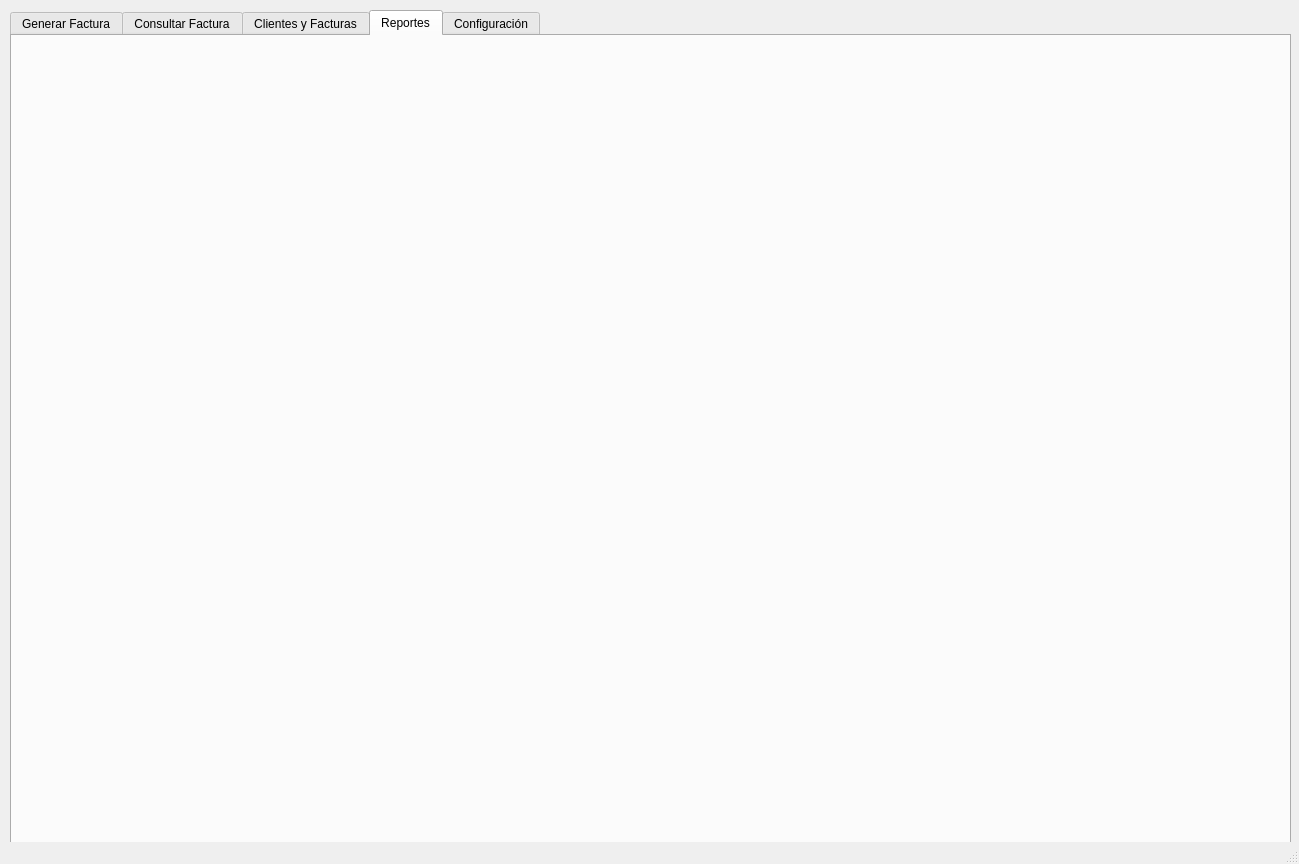
First picture: the form in system_ui.ui, repository Bridamo98/invoicing, before the edit.
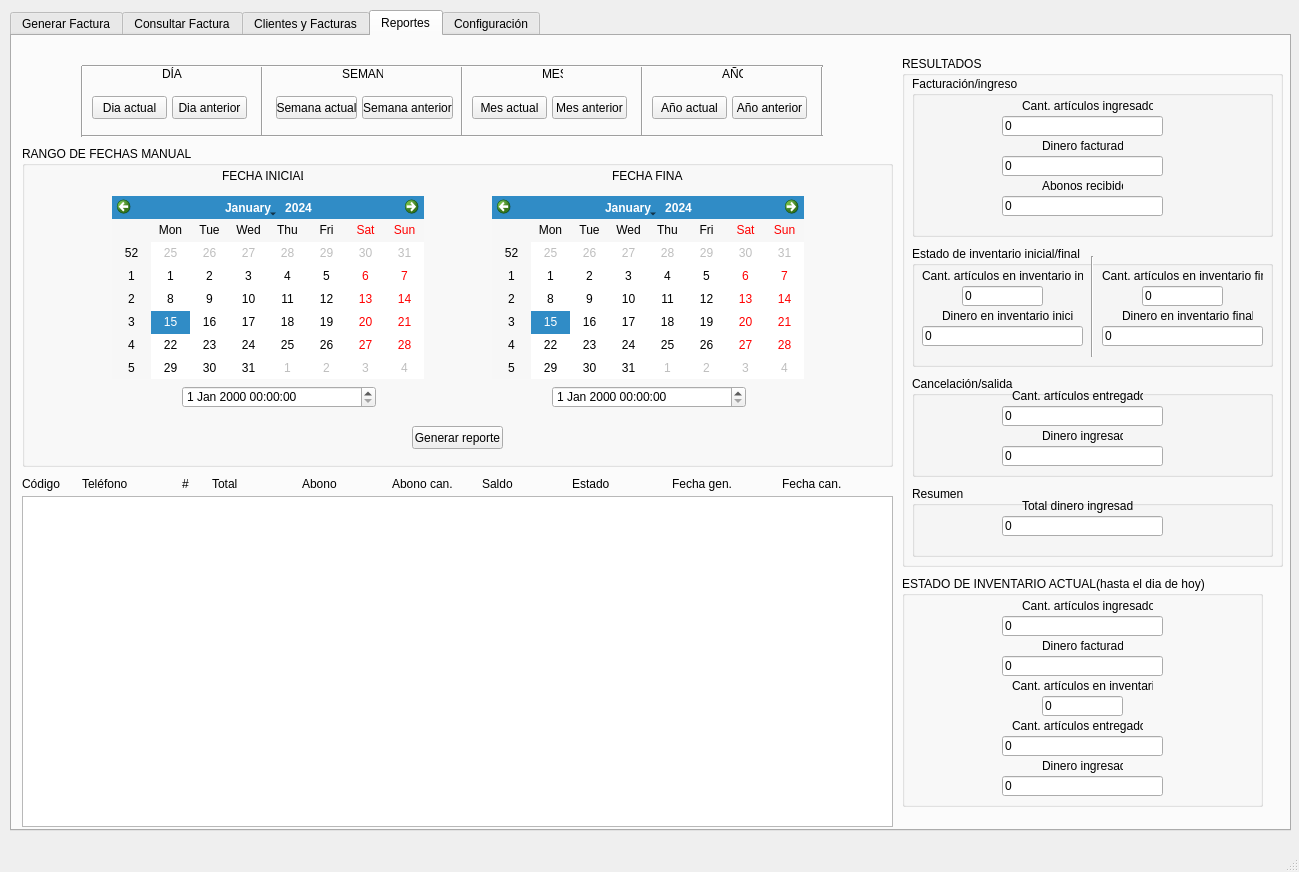
Second picture: the form after the edit. The open tabs and pages were chosen to show the change.

Commit message: - add check on increase deposit - add graphic components for reports generation - separate depending information on bill template - add bold style to code and increase font size

Diff of the .ui file:
```diff
--- a/system_ui.ui
+++ b/system_ui.ui
@@ -10,7 +10,7 @@
     <x>0</x>
     <y>0</y>
     <width>1299</width>
-    <height>864</height>
+    <height>872</height>
    </rect>
   </property>
   <property name="windowTitle">
@@ -26,7 +26,7 @@
       <x>10</x>
       <y>10</y>
       <width>1281</width>
-      <height>861</height>
+      <height>821</height>
      </rect>
     </property>
     <property name="currentIndex">
@@ -1871,6 +1871,1054 @@
      <attribute name="title">
       <string>Reportes</string>
      </attribute>
+     <widget class="QPushButton" name="currentDayReportButton">
+      <property name="geometry">
+       <rect>
+        <x>80</x>
+        <y>60</y>
+        <width>75</width>
+        <height>23</height>
+       </rect>
+      </property>
+      <property name="text">
+       <string>Dia actual</string>
+      </property>
+     </widget>
+     <widget class="Line" name="line">
+      <property name="geometry">
+       <rect>
+        <x>240</x>
+        <y>30</y>
+        <width>20</width>
+        <height>71</height>
+       </rect>
+      </property>
+      <property name="orientation">
+       <enum>Qt::Vertical</enum>
+      </property>
+     </widget>
+     <widget class="QLabel" name="label_33">
+      <property name="geometry">
+       <rect>
+        <x>150</x>
+        <y>30</y>
+        <width>21</width>
+        <height>16</height>
+       </rect>
+      </property>
+      <property name="text">
+       <string>DÍA</string>
+      </property>
+     </widget>
+     <widget class="QLabel" name="label_34">
+      <property name="geometry">
+       <rect>
+        <x>330</x>
+        <y>30</y>
+        <width>41</width>
+        <height>16</height>
+       </rect>
+      </property>
+      <property name="text">
+       <string>SEMANA</string>
+      </property>
+     </widget>
+     <widget class="QLabel" name="label_35">
+      <property name="geometry">
+       <rect>
+        <x>530</x>
+        <y>30</y>
+        <width>21</width>
+        <height>16</height>
+       </rect>
+      </property>
+      <property name="text">
+       <string>MES</string>
+      </property>
+     </widget>
+     <widget class="QLabel" name="label_36">
+      <property name="geometry">
+       <rect>
+        <x>710</x>
+        <y>30</y>
+        <width>21</width>
+        <height>16</height>
+       </rect>
+      </property>
+      <property name="text">
+       <string>AÑO</string>
+      </property>
+     </widget>
+     <widget class="Line" name="line_2">
+      <property name="geometry">
+       <rect>
+        <x>440</x>
+        <y>30</y>
+        <width>20</width>
+        <height>71</height>
+       </rect>
+      </property>
+      <property name="orientation">
+       <enum>Qt::Vertical</enum>
+      </property>
+     </widget>
+     <widget class="Line" name="line_3">
+      <property name="geometry">
+       <rect>
+        <x>620</x>
+        <y>30</y>
+        <width>20</width>
+        <height>71</height>
+       </rect>
+      </property>
+      <property name="orientation">
+       <enum>Qt::Vertical</enum>
+      </property>
+     </widget>
+     <widget class="Line" name="line_4">
+      <property name="geometry">
+       <rect>
+        <x>800</x>
+        <y>30</y>
+        <width>20</width>
+        <height>71</height>
+       </rect>
+      </property>
+      <property name="orientation">
+       <enum>Qt::Vertical</enum>
+      </property>
+     </widget>
+     <widget class="Line" name="line_5">
+      <property name="geometry">
+       <rect>
+        <x>60</x>
+        <y>30</y>
+        <width>20</width>
+        <height>71</height>
+       </rect>
+      </property>
+      <property name="orientation">
+       <enum>Qt::Vertical</enum>
+      </property>
+     </widget>
+     <widget class="QPushButton" name="lastDayReportButton">
+      <property name="geometry">
+       <rect>
+        <x>160</x>
+        <y>60</y>
+        <width>75</width>
+        <height>23</height>
+       </rect>
+      </property>
+      <property name="text">
+       <string>Dia anterior</string>
+      </property>
+     </widget>
+     <widget class="QPushButton" name="currentWeekReportButton">
+      <property name="geometry">
+       <rect>
+        <x>264</x>
+        <y>60</y>
+        <width>81</width>
+        <height>23</height>
+       </rect>
+      </property>
+      <property name="text">
+       <string>Semana actual</string>
+      </property>
+     </widget>
+     <widget class="QPushButton" name="lastWeekReportButton">
+      <property name="geometry">
+       <rect>
+        <x>350</x>
+        <y>60</y>
+        <width>91</width>
+        <height>23</height>
+       </rect>
+      </property>
+      <property name="text">
+       <string>Semana anterior</string>
+      </property>
+     </widget>
+     <widget class="QPushButton" name="currentMonthReportButton">
+      <property name="geometry">
+       <rect>
+        <x>460</x>
+        <y>60</y>
+        <width>75</width>
+        <height>23</height>
+       </rect>
+      </property>
+      <property name="text">
+       <string>Mes actual</string>
+      </property>
+     </widget>
+     <widget class="QPushButton" name="lastMonthReportButton">
+      <property name="geometry">
+       <rect>
+        <x>540</x>
+        <y>60</y>
+        <width>75</width>
+        <height>23</height>
+       </rect>
+      </property>
+      <property name="text">
+       <string>Mes anterior</string>
+      </property>
+     </widget>
+     <widget class="QPushButton" name="currentYearReportButton">
+      <property name="geometry">
+       <rect>
+        <x>640</x>
+        <y>60</y>
+        <width>75</width>
+        <height>23</height>
+       </rect>
+      </property>
+      <property name="text">
+       <string>Año actual</string>
+      </property>
+     </widget>
+     <widget class="QPushButton" name="lastYearReportButton">
+      <property name="geometry">
+       <rect>
+        <x>720</x>
+        <y>60</y>
+        <width>75</width>
+        <height>23</height>
+       </rect>
+      </property>
+      <property name="text">
+       <string>Año anterior</string>
+      </property>
+     </widget>
+     <widget class="QTableWidget" name="reportBillsTable">
+      <property name="enabled">
+       <bool>true</bool>
+      </property>
+      <property name="geometry">
+       <rect>
+        <x>10</x>
+        <y>460</y>
+        <width>871</width>
+        <height>331</height>
+       </rect>
+      </property>
+      <property name="focusPolicy">
+       <enum>Qt::NoFocus</enum>
+      </property>
+      <property name="horizontalScrollBarPolicy">
+       <enum>Qt::ScrollBarAlwaysOff</enum>
+      </property>
+      <property name="editTriggers">
+       <set>QAbstractItemView::NoEditTriggers</set>
+      </property>
+      <property name="selectionMode">
+       <enum>QAbstractItemView::SingleSelection</enum>
+      </property>
+      <property name="selectionBehavior">
+       <enum>QAbstractItemView::SelectRows</enum>
+      </property>
+      <property name="sortingEnabled">
+       <bool>true</bool>
+      </property>
+      <property name="rowCount">
+       <number>0</number>
+      </property>
+      <property name="columnCount">
+       <number>10</number>
+      </property>
+      <attribute name="horizontalHeaderVisible">
+       <bool>false</bool>
+      </attribute>
+      <attribute name="verticalHeaderVisible">
+       <bool>false</bool>
+      </attribute>
+      <column/>
+      <column/>
+      <column/>
+      <column/>
+      <column/>
+      <column/>
+      <column/>
+      <column/>
+      <column/>
+      <column/>
+     </widget>
+     <widget class="QLabel" name="label_66">
+      <property name="geometry">
+       <rect>
+        <x>10</x>
+        <y>440</y>
+        <width>41</width>
+        <height>16</height>
+       </rect>
+      </property>
+      <property name="text">
+       <string>Código</string>
+      </property>
+     </widget>
+     <widget class="QLabel" name="label_37">
+      <property name="geometry">
+       <rect>
+        <x>290</x>
+        <y>440</y>
+        <width>41</width>
+        <height>16</height>
+       </rect>
+      </property>
+      <property name="text">
+       <string>Abono</string>
+      </property>
+     </widget>
+     <widget class="QLabel" name="label_38">
+      <property name="geometry">
+       <rect>
+        <x>170</x>
+        <y>440</y>
+        <width>16</width>
+        <height>16</height>
+       </rect>
+      </property>
+      <property name="text">
+       <string>#</string>
+      </property>
+     </widget>
+     <widget class="QLabel" name="label_39">
+      <property name="geometry">
+       <rect>
+        <x>660</x>
+        <y>440</y>
+        <width>61</width>
+        <height>16</height>
+       </rect>
+      </property>
+      <property name="text">
+       <string>Fecha gen.</string>
+      </property>
+     </widget>
+     <widget class="QLabel" name="label_67">
+      <property name="geometry">
+       <rect>
+        <x>770</x>
+        <y>440</y>
+        <width>61</width>
+        <height>16</height>
+       </rect>
+      </property>
+      <property name="text">
+       <string>Fecha can.</string>
+      </property>
+     </widget>
+     <widget class="QLabel" name="label_68">
+      <property name="geometry">
+       <rect>
+        <x>470</x>
+        <y>440</y>
+        <width>41</width>
+        <height>16</height>
+       </rect>
+      </property>
+      <property name="text">
+       <string>Saldo</string>
+      </property>
+     </widget>
+     <widget class="QLabel" name="label_69">
+      <property name="geometry">
+       <rect>
+        <x>380</x>
+        <y>440</y>
+        <width>81</width>
+        <height>16</height>
+       </rect>
+      </property>
+      <property name="text">
+       <string>Abono can.</string>
+      </property>
+     </widget>
+     <widget class="QLabel" name="label_70">
+      <property name="geometry">
+       <rect>
+        <x>70</x>
+        <y>440</y>
+        <width>51</width>
+        <height>16</height>
+       </rect>
+      </property>
+      <property name="text">
+       <string>Teléfono</string>
+      </property>
+     </widget>
+     <widget class="QLabel" name="label_71">
+      <property name="geometry">
+       <rect>
+        <x>560</x>
+        <y>440</y>
+        <width>41</width>
+        <height>16</height>
+       </rect>
+      </property>
+      <property name="text">
+       <string>Estado</string>
+      </property>
+     </widget>
+     <widget class="QLabel" name="label_72">
+      <property name="geometry">
+       <rect>
+        <x>200</x>
+        <y>440</y>
+        <width>41</width>
+        <height>16</height>
+       </rect>
+      </property>
+      <property name="text">
+       <string>Total</string>
+      </property>
+     </widget>
+     <widget class="QGroupBox" name="groupBox_6">
+      <property name="geometry">
+       <rect>
+        <x>10</x>
+        <y>110</y>
+        <width>871</width>
+        <height>321</height>
+       </rect>
+      </property>
+      <property name="title">
+       <string>RANGO DE FECHAS MANUAL</string>
+      </property>
+      <widget class="QDateTimeEdit" name="initialDateField">
+       <property name="geometry">
+        <rect>
+         <x>160</x>
+         <y>240</y>
+         <width>194</width>
+         <height>22</height>
+        </rect>
+       </property>
+      </widget>
+      <widget class="QCalendarWidget" name="initialDateCalendar">
+       <property name="geometry">
+        <rect>
+         <x>90</x>
+         <y>50</y>
+         <width>312</width>
+         <height>183</height>
+        </rect>
+       </property>
+      </widget>
+      <widget class="QLabel" name="label_64">
+       <property name="geometry">
+        <rect>
+         <x>200</x>
+         <y>20</y>
+         <width>81</width>
+         <height>20</height>
+        </rect>
+       </property>
+       <property name="text">
+        <string>FECHA INICIAL</string>
+       </property>
+      </widget>
+      <widget class="QDateTimeEdit" name="finalDateField">
+       <property name="geometry">
+        <rect>
+         <x>530</x>
+         <y>240</y>
+         <width>194</width>
+         <height>22</height>
+        </rect>
+       </property>
+      </widget>
+      <widget class="QLabel" name="label_65">
+       <property name="geometry">
+        <rect>
+         <x>590</x>
+         <y>20</y>
+         <width>71</width>
+         <height>20</height>
+        </rect>
+       </property>
+       <property name="text">
+        <string>FECHA FINAL</string>
+       </property>
+      </widget>
+      <widget class="QCalendarWidget" name="finalDateCalendar">
+       <property name="geometry">
+        <rect>
+         <x>470</x>
+         <y>50</y>
+         <width>312</width>
+         <height>183</height>
+        </rect>
+       </property>
+      </widget>
+      <widget class="QPushButton" name="generateReportButton">
+       <property name="geometry">
+        <rect>
+         <x>390</x>
+         <y>280</y>
+         <width>91</width>
+         <height>23</height>
+        </rect>
+       </property>
+       <property name="text">
+        <string>Generar reporte</string>
+       </property>
+      </widget>
+     </widget>
+     <widget class="Line" name="line_6">
+      <property name="geometry">
+       <rect>
+        <x>70</x>
+        <y>90</y>
+        <width>741</width>
+        <height>20</height>
+       </rect>
+      </property>
+      <property name="orientation">
+       <enum>Qt::Horizontal</enum>
+      </property>
+     </widget>
+     <widget class="Line" name="line_7">
+      <property name="geometry">
+       <rect>
+        <x>70</x>
+        <y>20</y>
+        <width>741</width>
+        <height>20</height>
+       </rect>
+      </property>
+      <property name="orientation">
+       <enum>Qt::Horizontal</enum>
+      </property>
+     </widget>
+     <widget class="QGroupBox" name="groupBox_7">
+      <property name="geometry">
+       <rect>
+        <x>890</x>
+        <y>20</y>
+        <width>381</width>
+        <height>511</height>
+       </rect>
+      </property>
+      <property name="title">
+       <string>RESULTADOS</string>
+      </property>
+      <widget class="QGroupBox" name="groupBox_8">
+       <property name="geometry">
+        <rect>
+         <x>10</x>
+         <y>20</y>
+         <width>361</width>
+         <height>161</height>
+        </rect>
+       </property>
+       <property name="title">
+        <string>Facturación/ingreso</string>
+       </property>
+       <widget class="QLineEdit" name="removedArticlesValueField_5">
+        <property name="geometry">
+         <rect>
+          <x>90</x>
+          <y>40</y>
+          <width>161</width>
+          <height>20</height>
+         </rect>
+        </property>
+        <property name="text">
+         <string>0</string>
+        </property>
+        <property name="readOnly">
+         <bool>true</bool>
+        </property>
+       </widget>
+       <widget class="QLineEdit" name="removedArticlesValueField_3">
+        <property name="geometry">
+         <rect>
+          <x>90</x>
+          <y>120</y>
+          <width>161</width>
+          <height>20</height>
+         </rect>
+        </property>
+        <property name="text">
+         <string>0</string>
+        </property>
+        <property name="readOnly">
+         <bool>true</bool>
+        </property>
+       </widget>
+       <widget class="QLabel" name="label_78">
+        <property name="geometry">
+         <rect>
+          <x>130</x>
+          <y>60</y>
+          <width>81</width>
+          <height>20</height>
+         </rect>
+        </property>
+        <property name="text">
+         <string>Dinero facturado</string>
+        </property>
+       </widget>
+       <widget class="QLabel" name="label_80">
+        <property name="geometry">
+         <rect>
+          <x>110</x>
+          <y>20</y>
+          <width>131</width>
+          <height>20</height>
+         </rect>
+        </property>
+        <property name="text">
+         <string>Cant. artículos ingresados</string>
+        </property>
+       </widget>
+       <widget class="QLineEdit" name="removedArticlesValueField_7">
+        <property name="geometry">
+         <rect>
+          <x>90</x>
+          <y>80</y>
+          <width>161</width>
+          <height>20</height>
+         </rect>
+        </property>
+        <property name="text">
+         <string>0</string>
+        </property>
+        <property name="readOnly">
+         <bool>true</bool>
+        </property>
+       </widget>
+       <widget class="QLabel" name="label_82">
+        <property name="geometry">
+         <rect>
+          <x>130</x>
+          <y>100</y>
+          <width>81</width>
+          <height>20</height>
+         </rect>
+        </property>
+        <property name="text">
+         <string>Abonos recibidos</string>
+        </property>
+       </widget>
+      </widget>
+      <widget class="QGroupBox" name="groupBox_11">
+       <property name="geometry">
+        <rect>
+         <x>10</x>
+         <y>320</y>
+         <width>361</width>
+         <height>101</height>
+        </rect>
+       </property>
+       <property name="title">
+        <string>Cancelación/salida</string>
+       </property>
+       <widget class="QLineEdit" name="removedArticlesValueField_4">
+        <property name="geometry">
+         <rect>
+          <x>90</x>
+          <y>70</y>
+          <width>161</width>
+          <height>20</height>
+         </rect>
+        </property>
+        <property name="text">
+         <string>0</string>
+        </property>
+        <property name="readOnly">
+         <bool>true</bool>
+        </property>
+       </widget>
+       <widget class="QLabel" name="label_79">
+        <property name="geometry">
+         <rect>
+          <x>130</x>
+          <y>50</y>
+          <width>81</width>
+          <height>20</height>
+         </rect>
+        </property>
+        <property name="text">
+         <string>Dinero ingresado</string>
+        </property>
+       </widget>
+       <widget class="QLabel" name="label_83">
+        <property name="geometry">
+         <rect>
+          <x>100</x>
+          <y>10</y>
+          <width>131</width>
+          <height>20</height>
+         </rect>
+        </property>
+        <property name="text">
+         <string>Cant. artículos entregados</string>
+        </property>
+       </widget>
+       <widget class="QLineEdit" name="removedArticlesValueField_8">
+        <property name="geometry">
+         <rect>
+          <x>90</x>
+          <y>30</y>
+          <width>161</width>
+          <height>20</height>
+         </rect>
+        </property>
+        <property name="text">
+         <string>0</string>
+        </property>
+        <property name="readOnly">
+         <bool>true</bool>
+        </property>
+       </widget>
+      </widget>
+      <widget class="QGroupBox" name="groupBox_12">
+       <property name="geometry">
+        <rect>
+         <x>10</x>
+         <y>430</y>
+         <width>361</width>
+         <height>71</height>
+        </rect>
+       </property>
+       <property name="title">
+        <string>Resumen</string>
+       </property>
+       <widget class="QLabel" name="label_84">
+        <property name="geometry">
+         <rect>
+          <x>110</x>
+          <y>10</y>
+          <width>111</width>
+          <height>20</height>
+         </rect>
+        </property>
+        <property name="text">
+         <string>Total dinero ingresado</string>
+        </property>
+       </widget>
+       <widget class="QLineEdit" name="removedArticlesValueField_9">
+        <property name="geometry">
+         <rect>
+          <x>90</x>
+          <y>30</y>
+          <width>161</width>
+          <height>20</height>
+         </rect>
+        </property>
+        <property name="text">
+         <string>0</string>
+        </property>
+        <property name="readOnly">
+         <bool>true</bool>
+        </property>
+       </widget>
+      </widget>
+      <widget class="QGroupBox" name="groupBox_13">
+       <property name="geometry">
+        <rect>
+         <x>10</x>
+         <y>190</y>
+         <width>361</width>
+         <height>121</height>
+        </rect>
+       </property>
+       <property name="title">
+        <string>Estado de inventario inicial/final</string>
+       </property>
+       <widget class="QLineEdit" name="removedArticlesValueField_12">
+        <property name="geometry">
+         <rect>
+          <x>10</x>
+          <y>80</y>
+          <width>161</width>
+          <height>20</height>
+         </rect>
+        </property>
+        <property name="text">
+         <string>0</string>
+        </property>
+        <property name="readOnly">
+         <bool>true</bool>
+        </property>
+       </widget>
+       <widget class="QLabel" name="label_87">
+        <property name="geometry">
+         <rect>
+          <x>30</x>
+          <y>60</y>
+          <width>131</width>
+          <height>20</height>
+         </rect>
+        </property>
+        <property name="text">
+         <string>Dinero en inventario inicial</string>
+        </property>
+       </widget>
+       <widget class="QLabel" name="label_88">
+        <property name="geometry">
+         <rect>
+          <x>10</x>
+          <y>20</y>
+          <width>161</width>
+          <height>20</height>
+         </rect>
+        </property>
+        <property name="text">
+         <string>Cant. artículos en inventario incial</string>
+        </property>
+       </widget>
+       <widget class="QLineEdit" name="removedArticlesValueField_13">
+        <property name="geometry">
+         <rect>
+          <x>50</x>
+          <y>40</y>
+          <width>81</width>
+          <height>20</height>
+         </rect>
+        </property>
+        <property name="text">
+         <string>0</string>
+        </property>
+        <property name="readOnly">
+         <bool>true</bool>
+        </property>
+       </widget>
+       <widget class="QLabel" name="label_89">
+        <property name="geometry">
+         <rect>
+          <x>190</x>
+          <y>20</y>
+          <width>161</width>
+          <height>20</height>
+         </rect>
+        </property>
+        <property name="text">
+         <string>Cant. artículos en inventario final</string>
+        </property>
+       </widget>
+       <widget class="QLineEdit" name="removedArticlesValueField_14">
+        <property name="geometry">
+         <rect>
+          <x>230</x>
+          <y>40</y>
+          <width>81</width>
+          <height>20</height>
+         </rect>
+        </property>
+        <property name="text">
+         <string>0</string>
+        </property>
+        <property name="readOnly">
+         <bool>true</bool>
+        </property>
+       </widget>
+       <widget class="Line" name="line_8">
+        <property name="geometry">
+         <rect>
+          <x>170</x>
+          <y>10</y>
+          <width>20</width>
+          <height>101</height>
+         </rect>
+        </property>
+        <property name="orientation">
+         <enum>Qt::Vertical</enum>
+        </property>
+       </widget>
+       <widget class="QLabel" name="label_90">
+        <property name="geometry">
+         <rect>
+          <x>210</x>
+          <y>60</y>
+          <width>131</width>
+          <height>20</height>
+         </rect>
+        </property>
+        <property name="text">
+         <string>Dinero en inventario final</string>
+        </property>
+       </widget>
+       <widget class="QLineEdit" name="removedArticlesValueField_15">
+        <property name="geometry">
+         <rect>
+          <x>190</x>
+          <y>80</y>
+          <width>161</width>
+          <height>20</height>
+         </rect>
+        </property>
+        <property name="text">
+         <string>0</string>
+        </property>
+        <property name="readOnly">
+         <bool>true</bool>
+        </property>
+       </widget>
+      </widget>
+     </widget>
+     <widget class="QGroupBox" name="groupBox_14">
+      <property name="geometry">
+       <rect>
+        <x>890</x>
+        <y>540</y>
+        <width>361</width>
+        <height>231</height>
+       </rect>
+      </property>
+      <property name="title">
+       <string>ESTADO DE INVENTARIO ACTUAL(hasta el dia de hoy)</string>
+      </property>
+      <widget class="QLabel" name="label_92">
+       <property name="geometry">
+        <rect>
+         <x>120</x>
+         <y>20</y>
+         <width>131</width>
+         <height>20</height>
+        </rect>
+       </property>
+       <property name="text">
+        <string>Cant. artículos ingresados</string>
+       </property>
+      </widget>
+      <widget class="QLineEdit" name="removedArticlesValueField_17">
+       <property name="geometry">
+        <rect>
+         <x>100</x>
+         <y>40</y>
+         <width>161</width>
+         <height>20</height>
+        </rect>
+       </property>
+       <property name="text">
+        <string>0</string>
+       </property>
+       <property name="readOnly">
+        <bool>true</bool>
+       </property>
+      </widget>
+      <widget class="QLineEdit" name="removedArticlesValueField_18">
+       <property name="geometry">
+        <rect>
+         <x>100</x>
+         <y>80</y>
+         <width>161</width>
+         <height>20</height>
+        </rect>
+       </property>
+       <property name="text">
+        <string>0</string>
+       </property>
+       <property name="readOnly">
+        <bool>true</bool>
+       </property>
+      </widget>
+      <widget class="QLabel" name="label_81">
+       <property name="geometry">
+        <rect>
+         <x>140</x>
+         <y>60</y>
+         <width>81</width>
+         <height>20</height>
+        </rect>
+       </property>
+       <property name="text">
+        <string>Dinero facturado</string>
+       </property>
+      </widget>
+      <widget class="QLineEdit" name="removedArticlesValueField_19">
+       <property name="geometry">
+        <rect>
+         <x>100</x>
+         <y>200</y>
+         <width>161</width>
+         <height>20</height>
+        </rect>
+       </property>
+       <property name="text">
+        <string>0</string>
+       </property>
+       <property name="readOnly">
+        <bool>true</bool>
+       </property>
+      </widget>
+      <widget class="QLabel" name="label_93">
+       <property name="geometry">
+        <rect>
+         <x>140</x>
+         <y>180</y>
+         <width>81</width>
+         <height>20</height>
+        </rect>
+       </property>
+       <property name="text">
+        <string>Dinero ingresado</string>
+       </property>
+      </widget>
+      <widget class="QLineEdit" name="removedArticlesValueField_20">
+       <property name="geometry">
+        <rect>
+         <x>140</x>
+         <y>120</y>
+         <width>81</width>
+         <height>20</height>
+        </rect>
+       </property>
+       <property name="text">
+        <string>0</string>
+       </property>
+       <property name="readOnly">
+        <bool>true</bool>
+       </property>
+      </widget>
+      <widget class="QLabel" name="label_94">
+       <property name="geometry">
+        <rect>
+         <x>110</x>
+         <y>100</y>
+         <width>141</width>
+         <height>20</height>
+        </rect>
+       </property>
+       <property name="text">
+        <string>Cant. artículos en inventario</string>
+       </property>
+      </widget>
+      <widget class="QLineEdit" name="removedArticlesValueField_21">
+       <property name="geometry">
+        <rect>
+         <x>100</x>
+         <y>160</y>
+         <width>161</width>
+         <height>20</height>
+        </rect>
+       </property>
+       <property name="text">
+        <string>0</string>
+       </property>
+       <property name="readOnly">
+        <bool>true</bool>
+       </property>
+      </widget>
+      <widget class="QLabel" name="label_95">
+       <property name="geometry">
+        <rect>
+         <x>110</x>
+         <y>140</y>
+         <width>131</width>
+         <height>20</height>
+        </rect>
+       </property>
+       <property name="text">
+        <string>Cant. artículos entregados</string>
+       </property>
+      </widget>
+     </widget>
     </widget>
     <widget class="QWidget" name="tab_4">
      <attribute name="title">
```
Left out of the diff: 2 changed lines with no effect on the pictures. The commit also changes 4 other files.
